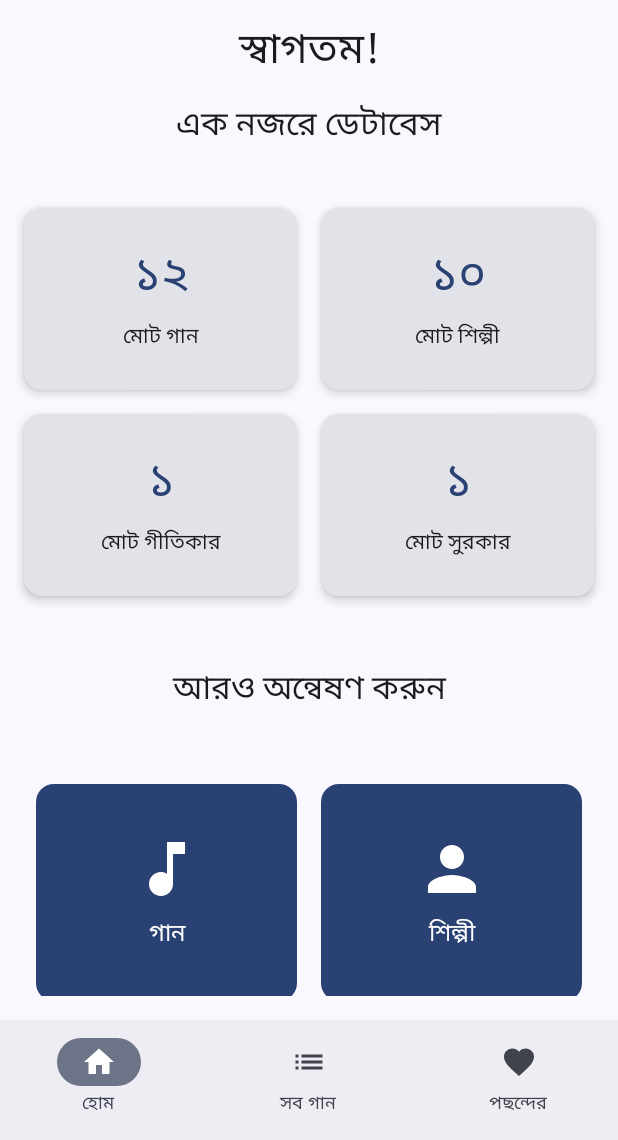
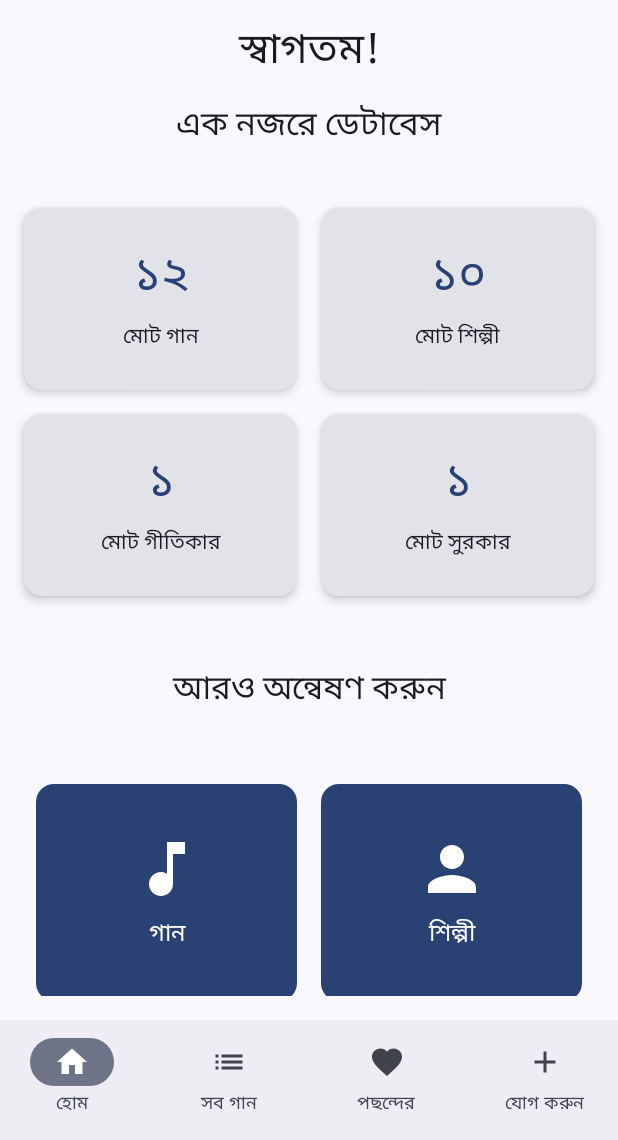
Before and after one commit to joysriramsarkar/banglagan_android_app, an Android app built with Jetpack Compose: the screen it shows after launch (MainActivity), on a phone screen of 412 x 824 dp, the part 96-1236 px from its top. Run offline under Robolectric (Android 15) with nearby library versions, the phone set to English and light mode, and no system bars; our stand-ins replace Room's generated code.

Commit message:
বাংলা গান অ্যাপের উন্নতি

```diff
--- a/app/src/main/java/com/example/banglagan/MainActivity.kt
+++ b/app/src/main/java/com/example/banglagan/MainActivity.kt
@@ -27,7 +27,6 @@ import androidx.compose.ui.Alignment
 import androidx.compose.ui.Modifier
 import androidx.compose.ui.graphics.vector.ImageVector
 import androidx.compose.ui.platform.LocalContext
-// import androidx.compose.ui.res.painterResource // এটি আর ব্যবহৃত হচ্ছে না
 import androidx.compose.ui.text.style.TextAlign
 import androidx.compose.ui.text.style.TextOverflow
 import androidx.compose.ui.tooling.preview.Preview
@@ -43,14 +42,16 @@ import androidx.navigation.navArgument
 import com.example.banglagan.data.Song
 import com.example.banglagan.data.SongDao
 import com.example.banglagan.data.SongRepository
-import com.example.banglagan.vi.screens.GenericListScreen // আপনার প্যাকেজ অনুযায়ী
+import com.example.banglagan.vi.screens.GenericListScreen
+import com.example.banglagan.vi.screens.AddSongScreen
+import com.example.banglagan.vi.screens.StatisticsScreen
 import com.example.banglagan.utils.toBanglaString
 import com.example.banglagan.vi.song.SongUiState
 import com.example.banglagan.vi.song.SongViewModel
 import com.example.banglagan.vi.song.SongViewModelFactory
 import com.example.banglagan.vi.theme.BanglaGanTheme
 import kotlinx.coroutines.flow.Flow
-import kotlinx.coroutines.flow.MutableStateFlow // Preview এর জন্য
+import kotlinx.coroutines.flow.MutableStateFlow
 import kotlinx.coroutines.flow.StateFlow
 import kotlinx.coroutines.flow.firstOrNull
 import kotlinx.coroutines.flow.flowOf
@@ -61,6 +62,8 @@ import java.nio.charset.StandardCharsets
 object AppDestinations {
     const val HOME_ROUTE = "home"
     const val SONG_LIST_ROUTE = "song_list"
+    const val ADD_SONG_ROUTE = "add_song"
+    const val STATISTICS_ROUTE = "statistics"
 
     const val SONG_DETAIL_ROUTE_BASE = "song_detail"
     const val SONG_DETAIL_ARG_SONG_ID = "songId"
@@ -105,6 +108,8 @@ fun ActualHomeScreen(
     onNavigateToComposerList: () -> Unit,
     onNavigateToEraList: () -> Unit,
     onNavigateToGenreList: () -> Unit,
+    onNavigateToAddSong: () -> Unit,
+    onNavigateToStatistics: () -> Unit,
     songViewModel: SongViewModel,
     navController: NavHostController,
     modifier: Modifier = Modifier
@@ -154,15 +159,57 @@ fun ActualHomeScreen(
 
         Text("আরও দেখুন", style = MaterialTheme.typography.titleLarge)
         Spacer(modifier = Modifier.height(8.dp))
+
         Card(modifier = Modifier
             .fillMaxWidth()
             .clickable { navController.navigate(AppDestinations.SONG_LIST_ROUTE) }) {
-            Text("সব গান দেখুন", style = MaterialTheme.typography.titleMedium, modifier = Modifier.padding(16.dp))
+            Row(
+                modifier = Modifier.padding(16.dp),
+                verticalAlignment = Alignment.CenterVertically
+            ) {
+                Icon(Icons.Filled.List, contentDescription = null)
+                Spacer(modifier = Modifier.width(8.dp))
+                Text("সব গান দেখুন", style = MaterialTheme.typography.titleMedium)
+            }
         }
+
         Card(modifier = Modifier
             .fillMaxWidth()
             .clickable { navController.navigate(AppDestinations.FAVORITES_ROUTE) }) {
-            Text("পছন্দের গান", style = MaterialTheme.typography.titleMedium, modifier = Modifier.padding(16.dp))
+            Row(
+                modifier = Modifier.padding(16.dp),
+                verticalAlignment = Alignment.CenterVertically
+            ) {
+                Icon(Icons.Filled.Favorite, contentDescription = null)
+                Spacer(modifier = Modifier.width(8.dp))
+                Text("পছন্দের গান", style = MaterialTheme.typography.titleMedium)
+            }
+        }
+
+        Card(modifier = Modifier
+            .fillMaxWidth()
+            .clickable { onNavigateToAddSong() }) {
+            Row(
+                modifier = Modifier.padding(16.dp),
+                verticalAlignment = Alignment.CenterVertically
+            ) {
+                Icon(Icons.Filled.Add, contentDescription = null)
+                Spacer(modifier = Modifier.width(8.dp))
+                Text("নতুন গান যোগ করুন", style = MaterialTheme.typography.titleMedium)
+            }
+        }
+
+        Card(modifier = Modifier
+            .fillMaxWidth()
+            .clickable { onNavigateToStatistics() }) {
+            Row(
+                modifier = Modifier.padding(16.dp),
+                verticalAlignment = Alignment.CenterVertically
+            ) {
+                Icon(Icons.Filled.Analytics, contentDescription = null)
+                Spacer(modifier = Modifier.width(8.dp))
+                Text("পরিসংখ্যান দেখুন", style = MaterialTheme.typography.titleMedium)
+            }
         }
     }
 }
@@ -221,6 +268,8 @@ fun BanglaGanApp(songViewModel: SongViewModel) {
                 currentRoute == AppDestinations.HOME_ROUTE -> "বাংলা গানের সংগ্রহ"
                 currentRoute == AppDestinations.SONG_LIST_ROUTE -> "সব গান"
                 currentRoute == AppDestinations.FAVORITES_ROUTE -> "পছন্দের গান"
+                currentRoute == AppDestinations.ADD_SONG_ROUTE -> "নতুন গান যোগ করুন"
+                currentRoute == AppDestinations.STATISTICS_ROUTE -> "পরিসংখ্যান"
                 currentRoute == AppDestinations.SEARCH_ROUTE_PATTERN -> "গান খুঁজুন"
                 currentRoute == AppDestinations.ARTIST_LIST_ROUTE -> "শিল্পীর তালিকা"
                 currentRoute == AppDestinations.LYRICIST_LIST_ROUTE -> "গীতিকারের তালিকা"
@@ -239,7 +288,9 @@ fun BanglaGanApp(songViewModel: SongViewModel) {
                 canNavigateBack = navController.previousBackStackEntry != null && currentRoute != AppDestinations.HOME_ROUTE,
                 navigateUp = { navController.navigateUp() },
                 showSearchIcon = !(currentRoute?.startsWith(AppDestinations.SONG_DETAIL_ROUTE_BASE) == true ||
-                        currentRoute == AppDestinations.SEARCH_ROUTE_PATTERN),
+                        currentRoute == AppDestinations.SEARCH_ROUTE_PATTERN ||
+                        currentRoute == AppDestinations.ADD_SONG_ROUTE ||
+                        currentRoute == AppDestinations.STATISTICS_ROUTE),
                 onSearchClick = { navController.navigate(AppDestinations.searchRoute()) }
             )
         },
@@ -329,9 +380,20 @@ fun BanglaGanBottomBar(navController: NavHostController) {
                 }
             }
         )
+        NavigationBarItem(
+            icon = { Icon(Icons.Filled.Add, contentDescription = "যোগ করুন") },
+            label = { Text("যোগ করুন") },
+            selected = currentRoute == AppDestinations.ADD_SONG_ROUTE,
+            onClick = {
+                navController.navigate(AppDestinations.ADD_SONG_ROUTE) {
+                    popUpTo(navController.graph.startDestinationId) { saveState = true }
+                    launchSingleTop = true
+                    restoreState = true
+                }
+            }
+        )
     }
 }
-
 
 @Composable
 fun BanglaGanNavHost(
@@ -352,10 +414,27 @@ fun BanglaGanNavHost(
                 onNavigateToComposerList = { navController.navigate(AppDestinations.COMPOSER_LIST_ROUTE) },
                 onNavigateToEraList = { navController.navigate(AppDestinations.ERA_LIST_ROUTE) },
                 onNavigateToGenreList = { navController.navigate(AppDestinations.GENRE_LIST_ROUTE) },
+                onNavigateToAddSong = { navController.navigate(AppDestinations.ADD_SONG_ROUTE) },
+                onNavigateToStatistics = { navController.navigate(AppDestinations.STATISTICS_ROUTE) },
                 songViewModel = songViewModel,
                 navController = navController
             )
         }
+
+        composable(AppDestinations.ADD_SONG_ROUTE) {
+            AddSongScreen(
+                songViewModel = songViewModel,
+                onNavigateBack = { navController.popBackStack() }
+            )
+        }
+
+        composable(AppDestinations.STATISTICS_ROUTE) {
+            StatisticsScreen(
+                songViewModel = songViewModel,
+                onNavigateBack = { navController.popBackStack() }
+            )
+        }
+
         composable(AppDestinations.SONG_LIST_ROUTE) {
             val songUiState by songViewModel.songUiState.collectAsState()
             SongListScreen(
@@ -389,7 +468,7 @@ fun BanglaGanNavHost(
                     }
                 )
             } else {
-                Text("গান পাওয়া যায়নি অথবা অবৈধ আইডি।")
+                Text("গান পাওয়া যায়নি অথবা অবৈধ আইডি।")
             }
         }
         composable(AppDestinations.FAVORITES_ROUTE) {
@@ -515,7 +594,7 @@ fun BanglaGanNavHost(
                     LoadingScreen(modifier = Modifier.padding(paddingValues))
                 } else if (songs.isEmpty()) {
                     Box(modifier = Modifier.fillMaxSize().padding(paddingValues), contentAlignment = Alignment.Center){
-                        Text("$categoryName ক্যাটেগরিতে কোনো গান পাওয়া যায়নি।")
+                        Text("$categoryName ক্যাটেগরিতে কোনো গান পাওয়া যায়নি।")
                     }
                 } else {
                     SongList(
@@ -772,7 +851,7 @@ fun ErrorScreen(message: String, modifier: Modifier = Modifier) {
 fun SongItemPreview() {
     BanglaGanTheme {
         SongItem(
-            song = Song(id = 1, title = "আমার সোনার বাংলা", artistName = "রবীন্দ্রনাথ ঠাকুর", era = "আধুনিক", genre = "রবীন্দ্রসঙ্গীত", isFavorite = true, albumName = "গীতবিতান", lyricist = "রবীন্দ্রনাথ ঠাকুর", composer = "রবীন্দ্রনাথ ঠাকুর", lyrics = "...", releaseYear = 1905, notes = "জাতীয় সঙ্গীত", audioUrl = null, videoUrl = null),
+            song = Song(id = 1, title = "আমার সোনার বাংলা", artistName = "রবীন্দ্রনাথ ঠাকুর", era = "আধুনিক", genre = "রবীন্দ্রসঙ্গীত", isFavorite = true, albumName = "গীতবিতান", lyricist = "রবীন্দ্রনাথ ঠাকুর", composer = "রবীন্দ্রনাথ ঠাকুর", lyrics = "...", releaseYear = 1905, notes = "জাতীয় সঙ্গীত", audioUrl = null, videoUrl = null),
             onFavoriteToggle = {},
             onClick = {}
         )
@@ -791,6 +870,8 @@ fun HomeScreenPreview() {
             onNavigateToComposerList = {},
             onNavigateToEraList = {},
             onNavigateToGenreList = {},
+            onNavigateToAddSong = {},
+            onNavigateToStatistics = {},
             songViewModel = dummyViewModel,
             navController = rememberNavController()
         )
@@ -825,14 +906,14 @@ fun GenericListScreenPreview() {
     }
 }
 
-// FakeSongDao MainActivity.kt তে রাখা হয়েছে Preview এর জন্য
+// FakeSongDao MainActivity.kt তে রাখা হয়েছে Preview এর জন্য
 private class FakeSongDao : SongDao {
     override fun getAllSongs(): Flow<List<Song>> = flowOf(listOf(
-        Song(id = 1, title = "আমার সোনার বাংলা", artistName = "রবীন্দ্রনাথ ঠাকুর", era = "আধুনিক", genre = "রবীন্দ্রসঙ্গীত", isFavorite = true, albumName = "গীতবিতান", lyricist = "রবীন্দ্রনাথ ঠাকুর", composer = "রবীন্দ্রনাথ ঠাকুর", lyrics = "...", releaseYear = 1905, notes = "জাতীয় সঙ্গীত", audioUrl = null, videoUrl = null),
-        Song(id = 2, title = "কফি হাউসের সেই আড্ডাটা", artistName = "মান্না দে", genre = "আধুনিক বাংলা", albumName = "কফি হাউস", lyricist = "গৌরীপ্রসন্ন মজুমদার", composer = "সুপর্ণকান্তি ঘোষ", era = "১৯৮৩", lyrics = "...", releaseYear = 1983, notes = "জনপ্রিয় গান", isFavorite = false, audioUrl = null, videoUrl = null)
+        Song(id = 1, title = "আমার সোনার বাংলা", artistName = "রবীন্দ্রনাথ ঠাকুর", era = "আধুনিক", genre = "রবীন্দ্রসঙ্গীত", isFavorite = true, albumName = "গীতবিতান", lyricist = "রবীন্দ্রনাথ ঠাকুর", composer = "রবীন্দ্রনাথ ঠাকুর", lyrics = "...", releaseYear = 1905, notes = "জাতীয় সঙ্গীত", audioUrl = null, videoUrl = null),
+        Song(id = 2, title = "কফি হাউসের সেই আড্ডাটা", artistName = "মান্না দে", genre = "আধুনিক বাংলা", albumName = "কফি হাউস", lyricist = "গৌরীপ্রসন্ন মজুমদার", composer = "সুপর্ণকান্তি ঘোষ", era = "১৯৮৩", lyrics = "...", releaseYear = 1983, notes = "জনপ্রিয় গান", isFavorite = false, audioUrl = null, videoUrl = null)
     ))
     override fun getFavoriteSongs(): Flow<List<Song>> = flowOf(listOf(
-        Song(id = 1, title = "আমার সোনার বাংলা", artistName = "রবীন্দ্রনাথ ঠাকুর", era = "আধুনিক", genre = "রবীন্দ্রসঙ্গীত", isFavorite = true, albumName = "গীতবিতান", lyricist = "রবীন্দ্রনাথ ঠাকুর", composer = "রবীন্দ্রনাথ ঠাকুর", lyrics = "...", releaseYear = 1905, notes = "জাতীয় সঙ্গীত", audioUrl = null, videoUrl = null)
+        Song(id = 1, title = "আমার সোনার বাংলা", artistName = "রবীন্দ্রনাথ ঠাকুর", era = "আধুনিক", genre = "রবীন্দ্রসঙ্গীত", isFavorite = true, albumName = "গীতবিতান", lyricist = "রবীন্দ্রনাথ ঠাকুর", composer = "রবীন্দ্রনাথ ঠাকুর", lyrics = "...", releaseYear = 1905, notes = "জাতীয় সঙ্গীত", audioUrl = null, videoUrl = null)
     ))
     override fun getSongById(songId: Int): Flow<Song?> = flowOf(
         Song(id = songId, title = "কফি হাউসের সেই আড্ডাটা ($songId)", artistName = "মান্না দে", albumName = "Single", lyricist = "গৌরীপ্রসন্ন মজুমদার", composer = "সুপর্ণকান্তি ঘোষ", era = "আধুনিক", genre = "আধুনিক বাংলা", lyrics = "কফি হাউসের সেই আড্ডাটা আজ আর নেই...", isFavorite = true, releaseYear = 1983, notes = "একটি কালজয়ী গান", audioUrl = null, videoUrl = null)
```
Also changed, not shown: app/src/main/java/com/example/banglagan/vi/screens/AddSongScreen.kt (added, +167 -0 lines), app/src/main/java/com/example/banglagan/vi/screens/StatisticsScreen.kt (added, +183 -0 lines).
